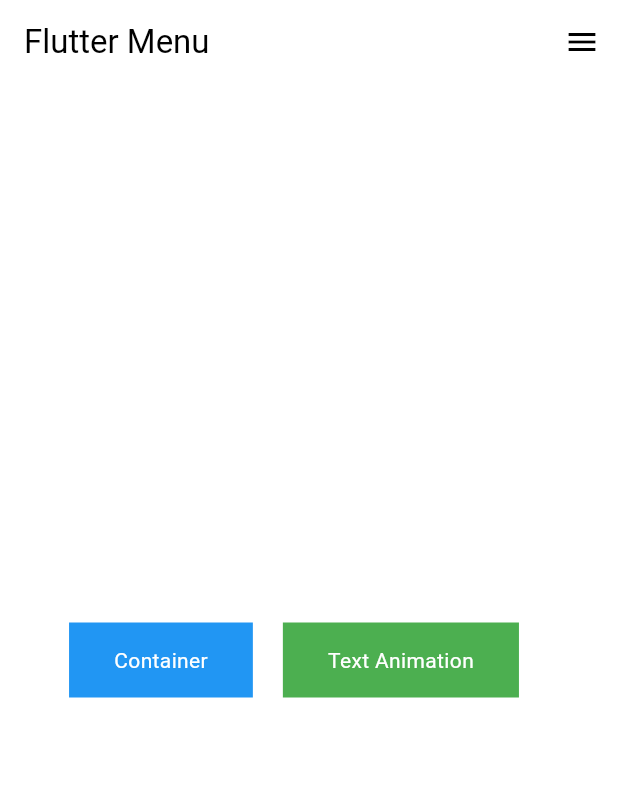
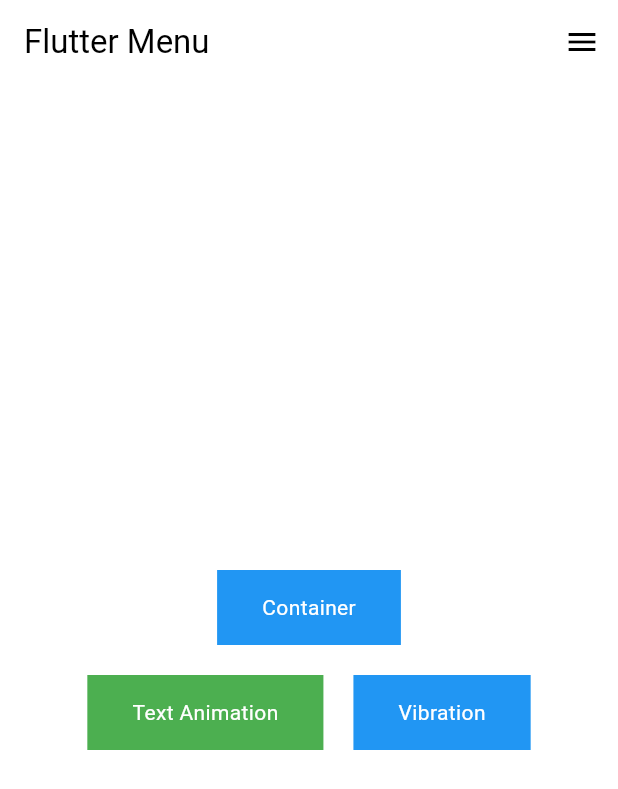
Before and after one commit to wh47/demo_animation, a Flutter app: the ExampleStaggeredAnimations screen opened directly, on a phone screen of 412 x 824 dp. Shown: the top 789 px of the screen. Run offline on Flutter 3.47's test engine with Material 3 defaults, Android fonts, the phone set to English and light mode, and no system bars; our stand-ins replace animate_do, animated_text_kit, iconly, sizer, vibration.

Commit message:
added the vibration page and corrected the animated_container

```diff
--- a/lib/pages/sidemenu.dart
+++ b/lib/pages/sidemenu.dart
@@ -1,6 +1,7 @@
 import 'package:flutter/material.dart';
 import 'package:flutter_application_1/pages/container.dart';
 import 'package:flutter_application_1/pages/textanimation.dart';
+import 'package:flutter_application_1/pages/vibration.dart';
 
 class ExampleStaggeredAnimations extends StatefulWidget {
   const ExampleStaggeredAnimations({
@@ -101,7 +102,7 @@ class _ExampleStaggeredAnimationsState extends State<ExampleStaggeredAnimations>
 
   Widget _buildContent() {
     return Center(
-      child: Row(
+      child: Column(
         mainAxisAlignment: MainAxisAlignment.center,
         children: [
           GestureDetector(
@@ -118,7 +119,10 @@ class _ExampleStaggeredAnimationsState extends State<ExampleStaggeredAnimations>
               ),
             ),
           ),
-          SizedBox(width: 20),
+          SizedBox(height: 20),
+          Row(
+            mainAxisAlignment: MainAxisAlignment.center,
+            children: [
               GestureDetector(
                 onTap: () {
                   Navigator.push(context,
@@ -134,6 +138,22 @@ class _ExampleStaggeredAnimationsState extends State<ExampleStaggeredAnimations>
                 ),
               ),
               SizedBox(width: 20),
+              GestureDetector(
+                onTap: () {
+                  Navigator.push(context,
+                      MaterialPageRoute(builder: (context) => VibrationPage()));
+                },
+                child: Container(
+                  padding: EdgeInsets.symmetric(vertical: 15, horizontal: 30),
+                  color: Colors.blue,
+                  child: Text(
+                    'Vibration',
+                    style: TextStyle(color: Colors.white),
+                  ),
+                ),
+              ),
+            ],
+          ),
         ],
       ),
     );
```
Also changed, not shown: lib/pages/container.dart (+3 -4 lines), lib/pages/vibration.dart (added, +30 -0 lines), 1 other file. Lines whose indentation alone changed are shown as unchanged.
